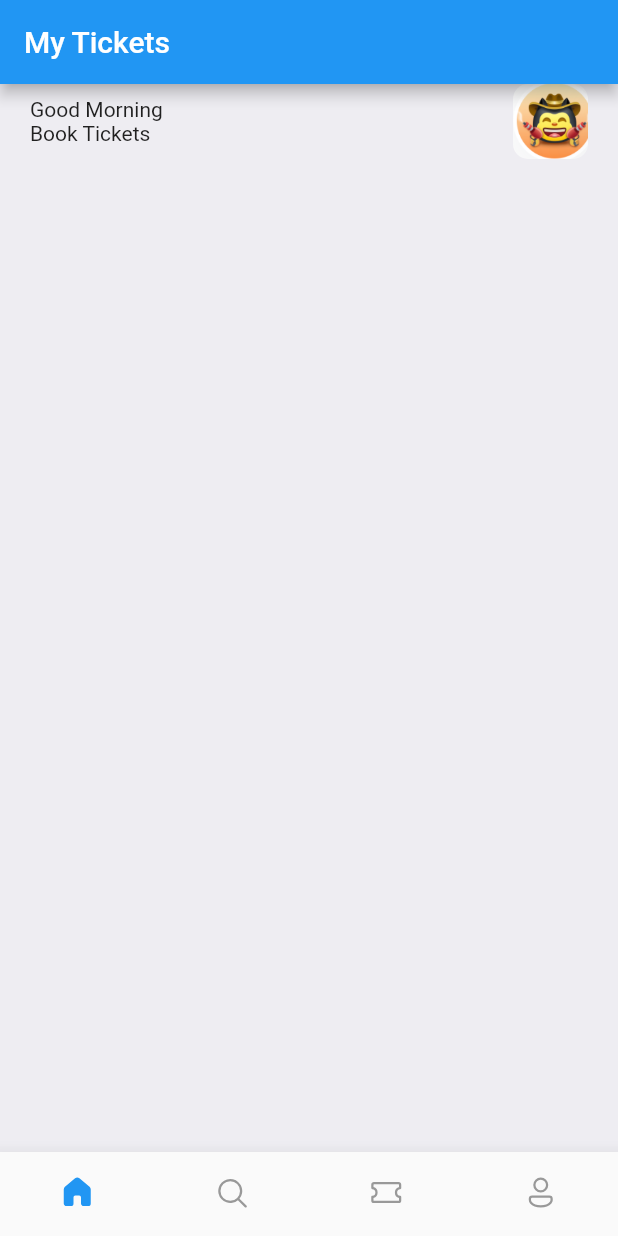
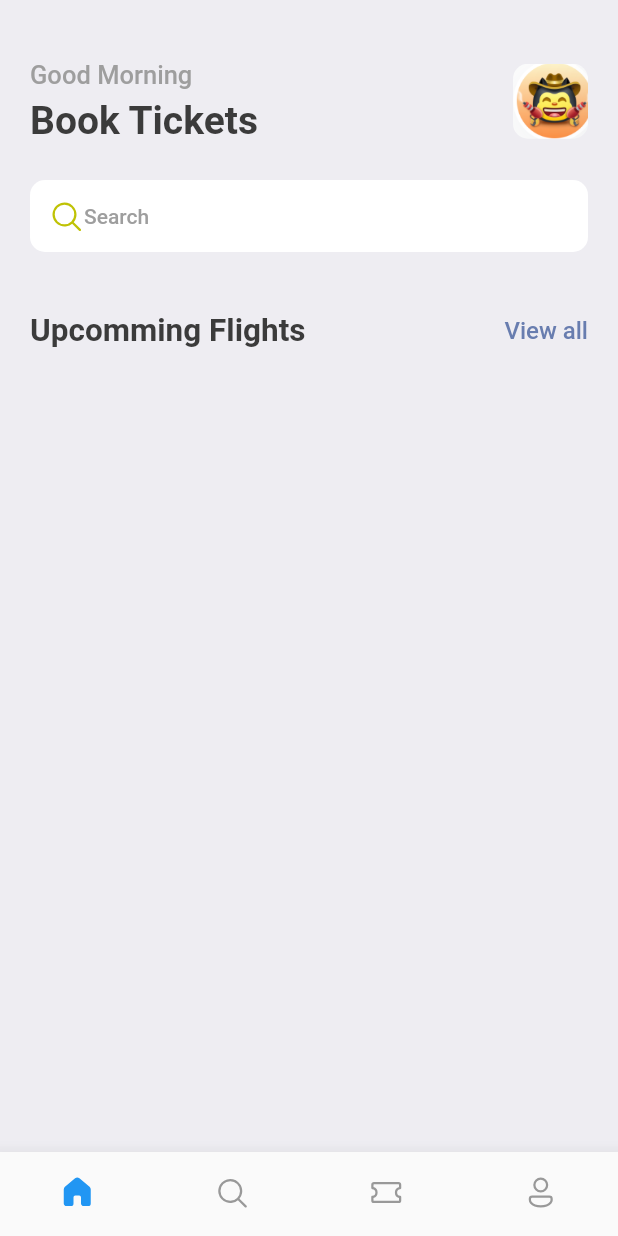
Before and after one commit to matrixstone/booking_flutter_app, a Flutter app: the screen it shows after launch, on a phone screen of 412 x 824 dp. Run offline on Flutter 3.47's test engine with Material 2 defaults, Android fonts, the phone set to English and light mode, and no system bars; our stand-ins replace fluentui_icons, gap.

Commit message:
search bar

```diff
--- a/lib/main.dart
+++ b/lib/main.dart
@@ -1,4 +1,5 @@
 import 'package:booking_app/screens/bottom_bar.dart';
+import 'package:booking_app/utils/app_styles.dart';
 import 'package:flutter/material.dart';
 
 void main() {
@@ -15,7 +16,7 @@ class MyApp extends StatelessWidget {
       debugShowCheckedModeBanner: false,
       title: 'Flutter Demo',
       theme: ThemeData(
-        primarySwatch: Colors.blue,
+        primaryColor: primary,
       ),
       home: const BottomBar(),
     );
--- a/lib/screens/bottom_bar.dart
+++ b/lib/screens/bottom_bar.dart
@@ -29,9 +29,9 @@ class _BottomBarState extends State<BottomBar> {
   @override
   Widget build(BuildContext context) {
     return Scaffold(
-      appBar: AppBar(
-        title: const Text('My Tickets'),
-      ),
+      // appBar: AppBar(
+      //   title: const Text('My Tickets'),
+      // ),
       body: Center(
         child: _widgetOptions[_selectedIndex],
       ),
--- a/lib/screens/home_screen.dart
+++ b/lib/screens/home_screen.dart
@@ -1,6 +1,9 @@
+import 'package:fluentui_icons/fluentui_icons.dart';
 import 'package:flutter/material.dart';
 import 'package:flutter/src/widgets/framework.dart';
 import 'package:flutter/src/widgets/placeholder.dart';
+import 'package:booking_app/utils/app_styles.dart';
+import 'package:gap/gap.dart';
 
 class HomeScreen extends StatelessWidget {
   const HomeScreen({super.key});
@@ -8,21 +11,23 @@ class HomeScreen extends StatelessWidget {
   @override
   Widget build(BuildContext context) {
     return Scaffold(
-      backgroundColor: const Color(0xFFeeedf2),
+      backgroundColor: Styles.bgColor,
       body: ListView(
         children: [
           Container(
             padding: const EdgeInsets.symmetric(horizontal: 20),
             child: Column(
               children: [
+                const Gap(40),
                 Row(
                   mainAxisAlignment: MainAxisAlignment.spaceBetween,
                   children: [
                     Column(
                       crossAxisAlignment: CrossAxisAlignment.start,
-                      children: const [
-                        Text('Good Morning'),
-                        Text('Book Tickets'),
+                      children: [
+                        Text('Good Morning', style: Styles.headlineStyle3),
+                        const Gap(5), // SizedBox(height: 5),
+                        Text('Book Tickets', style: Styles.headlineStyle1),
                       ],
                     ),
                     Container(
@@ -37,6 +42,48 @@ class HomeScreen extends StatelessWidget {
                       ),
                     ),
                   ],
+                ),
+                const Gap(25),
+                Container(
+                  decoration: BoxDecoration(
+                    color: Colors.white,
+                    borderRadius: BorderRadius.circular(10),
+                  ),
+                  padding:
+                      const EdgeInsets.symmetric(horizontal: 12, vertical: 12),
+                  child: Row(
+                    children: [
+                      const Icon(
+                        FluentSystemIcons.ic_fluent_search_regular,
+                        color: Color(0xFFBFC205),
+                      ),
+                      Text(
+                        "Search",
+                        style: Styles.headlineStyle4,
+                      )
+                    ],
+                  ),
+                ),
+                const Gap(40),
+                Row(
+                  mainAxisAlignment: MainAxisAlignment.spaceBetween,
+                  children: [
+                    Text(
+                      'Upcomming Flights',
+                      style: Styles.headlineStyle2,
+                    ),
+                    InkWell(
+                      onTap: () {
+                        print('You are tapped');
+                      },
+                      child: Text(
+                        'View all',
+                        style: Styles.textStyle.copyWith(
+                          color: Styles.primaryColor,
+                        ),
+                      ),
+                    )
+                  ],
                 )
               ],
             ),
--- a/lib/utils/app_styles.dart
+++ b/lib/utils/app_styles.dart
@@ -13,8 +13,8 @@ class Styles {
       TextStyle(fontSize: 26, color: textColor, fontWeight: FontWeight.bold);
   static TextStyle headlineStyle2 =
       TextStyle(fontSize: 21, color: textColor, fontWeight: FontWeight.bold);
-  static TextStyle headlineStyle3 =
-      TextStyle(fontSize: 17, color: textColor, fontWeight: FontWeight.w500);
+  static TextStyle headlineStyle3 = TextStyle(
+      fontSize: 17, color: Colors.grey.shade500, fontWeight: FontWeight.w500);
   static TextStyle headlineStyle4 = TextStyle(
       fontSize: 14, color: Colors.grey.shade500, fontWeight: FontWeight.w500);
 }
--- a/pubspec.yaml
+++ b/pubspec.yaml
@@ -36,6 +36,7 @@ dependencies:
   # Use with the CupertinoIcons class for iOS style icons.
   cupertino_icons: ^1.0.2
   fluentui_icons: ^1.0.0
+  gap: ^2.0.0
 
 dev_dependencies:
   flutter_test:
```
Also changed, not shown: pubspec.lock.
